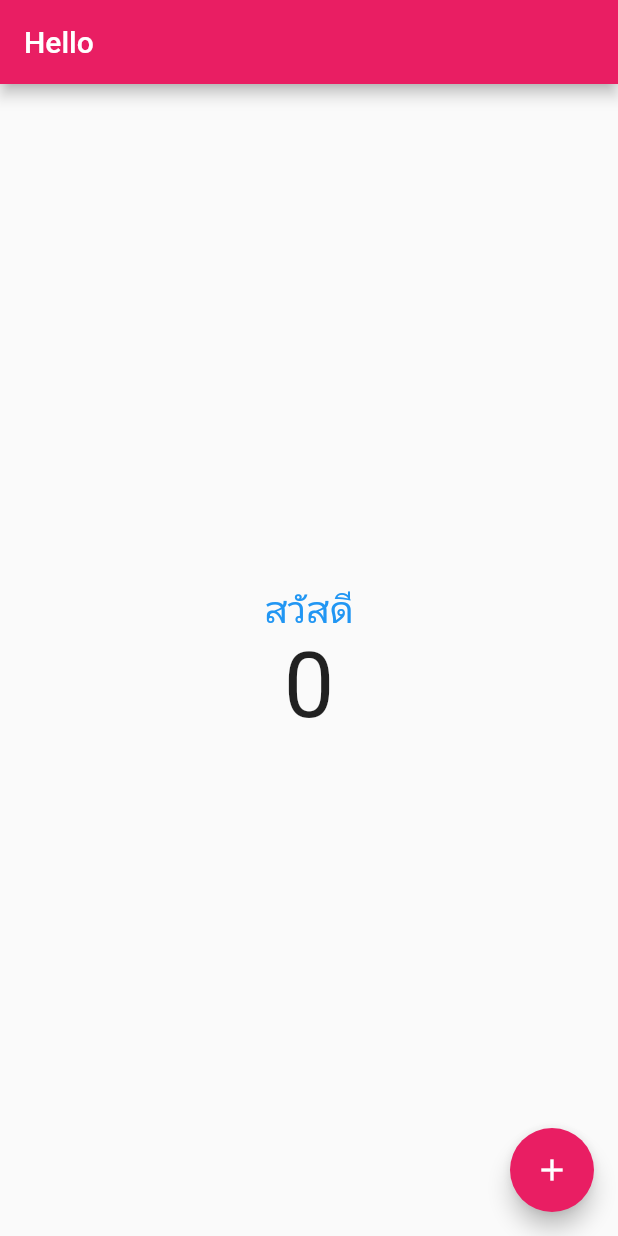
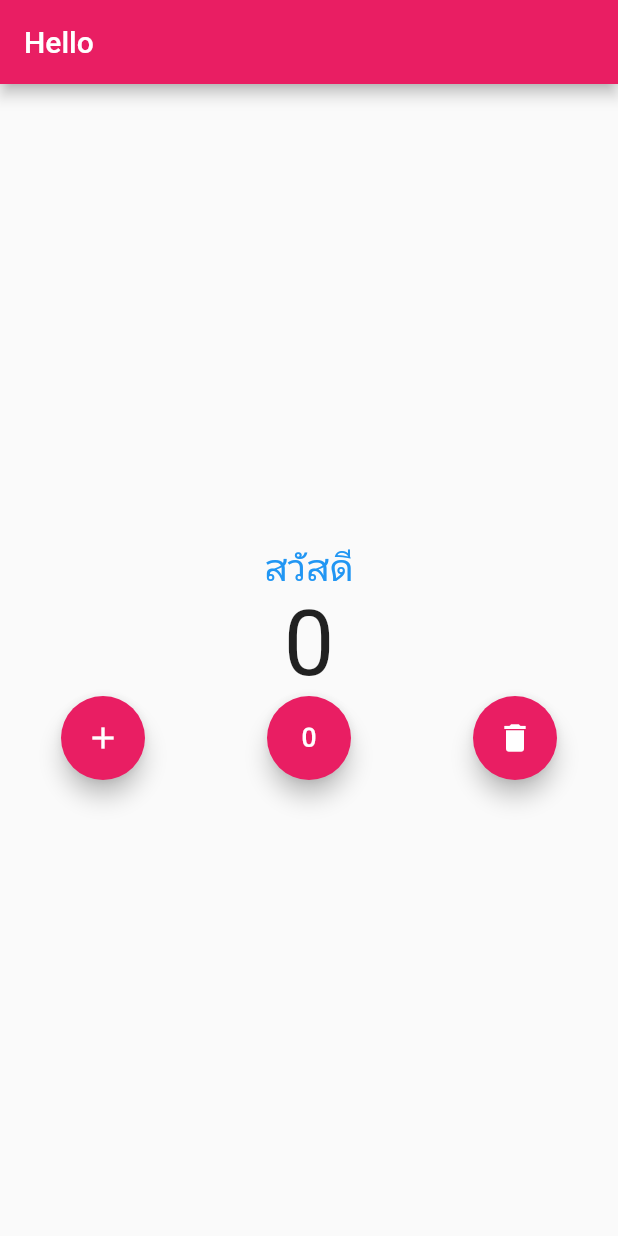
Before and after one commit to pratpongwork/flutter_application_1, a Flutter app: the screen it shows after launch, on a phone screen of 412 x 824 dp. Run offline on Flutter 3.47's test engine with Material 2 defaults, Android fonts, the phone set to English and light mode, and no system bars.

Commit message:
Update main.dart

```diff
--- a/lib/main.dart
+++ b/lib/main.dart
@@ -40,6 +40,9 @@ class _MyHomePageState extends State<MyHomePage> {
           mainAxisAlignment: MainAxisAlignment.center,
           crossAxisAlignment: CrossAxisAlignment.center,
           children: [
+            Column(
+              mainAxisAlignment: MainAxisAlignment.spaceAround,
+              children: [
                 Text(
                   "สวัสดี",
                   style: TextStyle(
@@ -53,8 +56,10 @@ class _MyHomePageState extends State<MyHomePage> {
                 )
               ],
             ),
-      ),
-      floatingActionButton: FloatingActionButton(
+            Row(
+              mainAxisAlignment: MainAxisAlignment.spaceAround,
+              children: [
+                FloatingActionButton(
                   onPressed: () {
                     setState(() {
                       num++;
@@ -62,6 +67,27 @@ class _MyHomePageState extends State<MyHomePage> {
                   },
                   child: Icon(Icons.add),
                 ),
+                FloatingActionButton(
+                  onPressed: () {
+                    setState(() {
+                      num == 0;
+                    });
+                  },
+                  child: Icon(Icons.exposure_zero),
+                ),
+                FloatingActionButton(
+                  onPressed: () {
+                    setState(() {
+                      num--;
+                    });
+                  },
+                  child: Icon(Icons.delete),
+                ),
+              ],
+            ),
+          ],
+        ),
+      ),
     );
   }
 }
```
Lines whose indentation alone changed are shown as unchanged.
